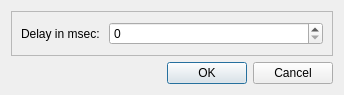
Before: the Qt Designer form src/View/SettingsDialog.ui in sergsave/MagicCubiano, drawn with Qt 5.
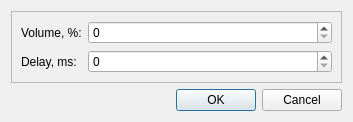
After: the same form once the commit is applied.

Commit message: Add volume control

Diff of the .ui file:
```diff
--- a/src/View/SettingsDialog.ui
+++ b/src/View/SettingsDialog.ui
@@ -6,8 +6,8 @@
    <rect>
     <x>0</x>
     <y>0</y>
-    <width>344</width>
-    <height>95</height>
+    <width>353</width>
+    <height>118</height>
    </rect>
   </property>
   <property name="windowTitle">
@@ -26,12 +26,19 @@
       <item row="0" column="0">
        <widget class="QLabel" name="label">
         <property name="text">
-         <string>Delay in msec: </string>
+         <string>Volume, %:</string>
         </property>
        </widget>
       </item>
-      <item row="0" column="1">
-       <widget class="QSpinBox" name="durationLineEdit">
+      <item row="1" column="0">
+       <widget class="QLabel" name="delayLabel">
+        <property name="text">
+         <string>Delay, ms:</string>
+        </property>
+       </widget>
+      </item>
+      <item row="1" column="1">
+       <widget class="QSpinBox" name="delaySpinBox">
         <property name="sizePolicy">
          <sizepolicy hsizetype="Preferred" vsizetype="Fixed">
           <horstretch>0</horstretch>
@@ -52,6 +59,16 @@
         </property>
        </widget>
       </item>
+      <item row="0" column="1">
+       <widget class="QSpinBox" name="volumeSpinBox">
+        <property name="maximum">
+         <number>100</number>
+        </property>
+        <property name="singleStep">
+         <number>5</number>
+        </property>
+       </widget>
+      </item>
      </layout>
     </widget>
    </item>
```
Left out of the diff: 2 changed lines with no effect on the pictures. The commit also changes 10 other files.
